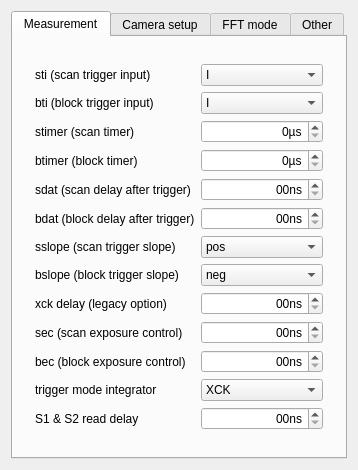
This is escam/camerasettingswidget.ui in Entwicklungsburo-Stresing/EBST_CAM as Qt 5 draws it before an edit. The edited form follows.
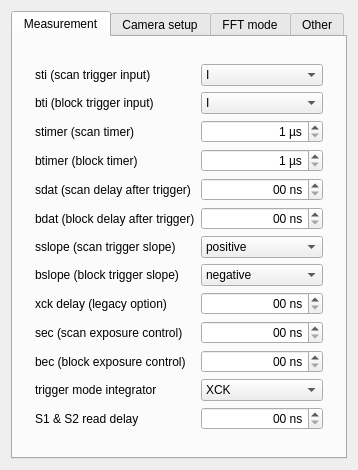
This is the edited form.

The edit to the form file:
```diff
--- a/escam/camerasettingswidget.ui
+++ b/escam/camerasettingswidget.ui
@@ -37,7 +37,7 @@
           <widget class="QComboBox" name="comboBoxBslope">
            <item>
             <property name="text">
-             <string>neg</string>
+             <string>negative</string>
             </property>
            </item>
            <item>
@@ -117,7 +117,7 @@
           <widget class="QComboBox" name="comboBoxSslope">
            <item>
             <property name="text">
-             <string>pos</string>
+             <string>positive</string>
             </property>
            </item>
            <item>
@@ -148,13 +148,13 @@
             <bool>true</bool>
            </property>
            <property name="suffix">
-            <string>0ns</string>
+            <string>0 ns</string>
            </property>
            <property name="decimals">
             <number>0</number>
            </property>
            <property name="maximum">
-            <double>4294967295.000000000000000</double>
+            <double>2147483647.000000000000000</double>
            </property>
           </widget>
          </item>
@@ -201,13 +201,13 @@
             <bool>true</bool>
            </property>
            <property name="suffix">
-            <string>0ns</string>
+            <string>0 ns</string>
            </property>
            <property name="decimals">
             <number>0</number>
            </property>
            <property name="maximum">
-            <double>4294967295.000000000000000</double>
+            <double>2147483647.000000000000000</double>
            </property>
           </widget>
          </item>
@@ -254,7 +254,7 @@
             <bool>true</bool>
            </property>
            <property name="suffix">
-            <string>0ns</string>
+            <string>0 ns</string>
            </property>
            <property name="decimals">
             <number>0</number>
@@ -286,13 +286,16 @@
             <bool>true</bool>
            </property>
            <property name="suffix">
-            <string>µs</string>
+            <string> µs</string>
            </property>
            <property name="decimals">
             <number>0</number>
            </property>
+           <property name="minimum">
+            <double>1.000000000000000</double>
+           </property>
            <property name="maximum">
-            <double>4294967.000000000000000</double>
+            <double>268435455.000000000000000</double>
            </property>
           </widget>
          </item>
@@ -331,13 +334,16 @@
             <bool>true</bool>
            </property>
            <property name="suffix">
-            <string>µs</string>
+            <string> µs</string>
            </property>
            <property name="decimals">
             <number>0</number>
            </property>
+           <property name="minimum">
+            <double>1.000000000000000</double>
+           </property>
            <property name="maximum">
-            <double>2147483647.000000000000000</double>
+            <double>268435455.000000000000000</double>
            </property>
           </widget>
          </item>
@@ -357,7 +363,7 @@
             <bool>true</bool>
            </property>
            <property name="suffix">
-            <string>0ns</string>
+            <string>0 ns</string>
            </property>
            <property name="decimals">
             <number>0</number>
@@ -413,7 +419,7 @@
             <bool>true</bool>
            </property>
            <property name="suffix">
-            <string>0ns</string>
+            <string>0 ns</string>
            </property>
            <property name="decimals">
             <number>0</number>
@@ -452,7 +458,7 @@
             <bool>true</bool>
            </property>
            <property name="suffix">
-            <string>0ns</string>
+            <string>0 ns</string>
            </property>
            <property name="decimals">
             <number>0</number>
```
Left out of the diff: 114 changed lines with no effect on the pictures.
